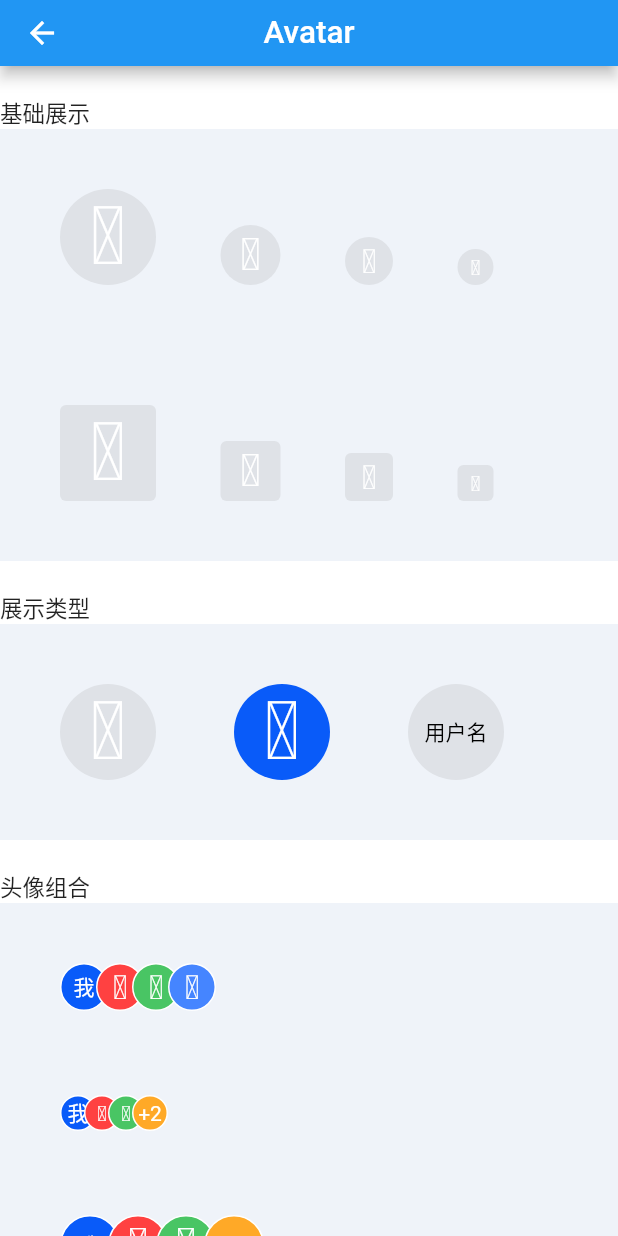
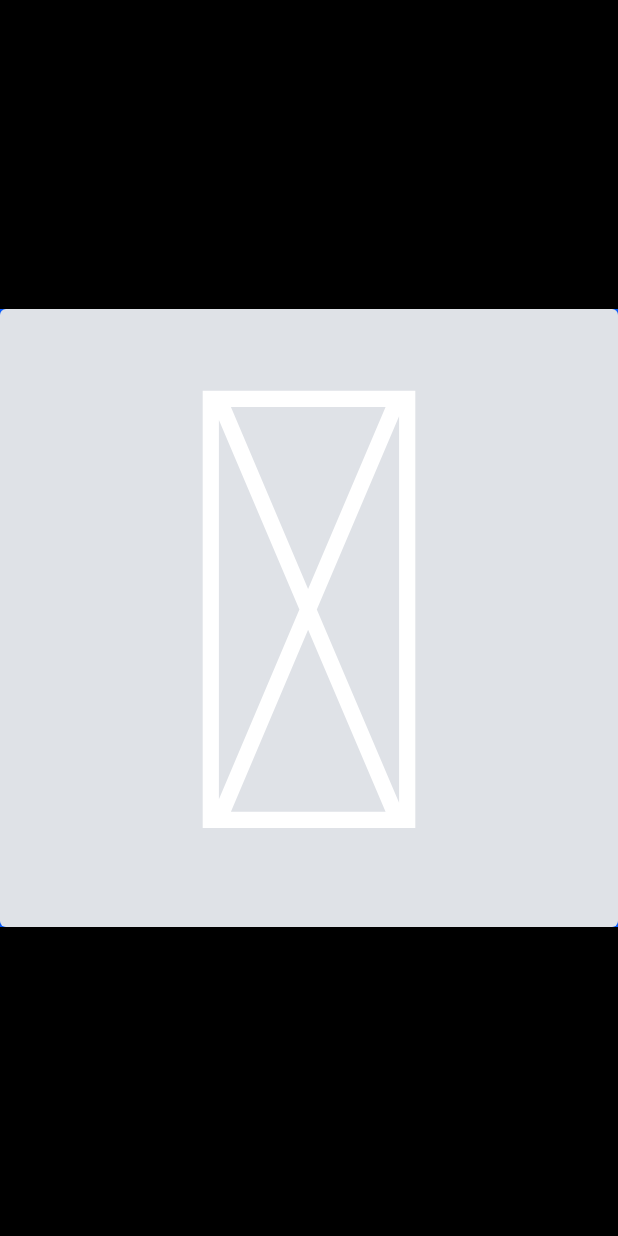
Before and after one commit to marklin2012/saturn, a Flutter app: the WebAvatarPage screen opened directly, after a tap on an icon or button, on a phone screen of 412 x 824 dp. Run offline on Flutter 3.47's test engine with Material 2 defaults, Android fonts, the phone set to English and light mode, and no system bars; our stand-ins replace flutter_easyrefresh, shimmer, video_player; missing offline and left inert: dart:html; Roboto replaces fonts that are missing (PingFang).

Commit message:
fix: avatar 定位、默认点击查看大图

```diff
--- a/example/lib/pages/web_avatar.dart
+++ b/example/lib/pages/web_avatar.dart
@@ -18,7 +18,8 @@ class WebAvatarPage extends StatelessWidget {
       appBar: AppBar(
         title: Text('Avatar'),
       ),
-      body: Column(
+      body: SingleChildScrollView(
+        child: Column(
           crossAxisAlignment: CrossAxisAlignment.start,
           children: [
             SizedBox(height: 20),
@@ -30,7 +31,9 @@ class WebAvatarPage extends StatelessWidget {
             SizedBox(height: 20),
             Text('头像组合'),
             _buildList(),
+            SizedBox(height: 20),
           ],
+        ),
       ),
     );
   }
--- a/lib/web/st_avatar/st_avatar.dart
+++ b/lib/web/st_avatar/st_avatar.dart
@@ -3,6 +3,7 @@ import 'dart:html';
 import 'package:flutter/gestures.dart';
 import 'package:flutter/material.dart';
 import 'package:saturn/saturn.dart';
+import 'package:saturn/web/st_avatar/st_avatar_show.dart';
 
 enum STAvatarSize {
   min,
@@ -101,7 +102,7 @@ class _STAvatarState extends State<STAvatar> {
   final _showMoreKey = GlobalKey(debugLabel: 'showMoreKey');
   late Offset _showMoreOffset;
   late OverlayState? _overlayState;
-  late OverlayEntry? _entry;
+  OverlayEntry? _entry;
 
   @override
   void initState() {
@@ -114,20 +115,6 @@ class _STAvatarState extends State<STAvatar> {
       _isMore = true;
       _length = 4;
     }
-
-    WidgetsBinding.instance!.addPostFrameCallback((timeStamp) {
-      _positonShowMore();
-    });
-  }
-
-  void _positonShowMore() {
-    final _renderObj = _showMoreKey.currentContext?.findRenderObject();
-    if (_renderObj != null && _renderObj is RenderBox) {
-      final _renderBox = _renderObj;
-      _showMoreOffset = _renderBox.localToGlobal(Offset.zero);
-      debugPrint('$_showMoreOffset');
-    }
-    setState(() {});
   }
 
   @override
@@ -166,15 +153,11 @@ class _STAvatarState extends State<STAvatar> {
   Widget _buildRegion(STAvatarData data) {
     return STMouseRegion(
       onHover: (PointerHoverEvent hover) {
-        if (!widget.canHover || _isCom || widget.size != STAvatarSize.max) {
-          return;
-        }
+        if (_isCom) return;
         _hoverNoti.value = true;
       },
       onExit: (PointerExitEvent exit) {
-        if (!widget.canHover || _isCom || widget.size != STAvatarSize.max) {
-          return;
-        }
+        if (_isCom) return;
         _hoverNoti.value = false;
       },
       child: _buildStack(data),
@@ -205,7 +188,6 @@ class _STAvatarState extends State<STAvatar> {
   Widget _buildHover(STAvatarData data) {
     return GestureDetector(
       onTap: () {
-        debugPrint('hover点击回调');
         _tapAction(data);
       },
       child: Container(
@@ -221,10 +203,13 @@ class _STAvatarState extends State<STAvatar> {
         ),
         child: Row(
           mainAxisSize: MainAxisSize.min,
-          children: const [
+          children: [
             _hoverIcon,
-            SizedBox(width: 4.0),
-            _hoverText,
+            if (widget.size == STAvatarSize.max)
+              const Padding(
+                padding: EdgeInsets.only(left: 4.0),
+                child: _hoverText,
+              ),
           ],
         ),
       ),
@@ -292,8 +277,16 @@ class _STAvatarState extends State<STAvatar> {
     STDebounce().start(
       key: 'STAvatarDebounceKey',
       func: () {
-        if (widget.onChanged == null) return;
-        widget.onChanged!(data);
+        if (widget.onChanged == null) {
+          _hide();
+          Navigator.of(context).push(
+            MaterialPageRoute(
+              builder: (cnt) => STAvatarShow(data: data),
+            ),
+          );
+        } else {
+          widget.onChanged!(data);
+        }
       },
       time: 100,
     );
@@ -303,10 +296,19 @@ class _STAvatarState extends State<STAvatar> {
     STDebounce().start(
       key: 'STAvatarDebounceKey',
       func: () {
+        _positonShowMore();
         _realShowMore();
       },
       time: 100,
     );
+  }
+
+  void _positonShowMore() {
+    final _renderObj = _showMoreKey.currentContext?.findRenderObject();
+    if (_renderObj != null && _renderObj is RenderBox) {
+      final _renderBox = _renderObj;
+      _showMoreOffset = _renderBox.localToGlobal(Offset.zero);
+    }
   }
 
   void _realShowMore() {
--- /dev/null
+++ b/lib/web/st_avatar/st_avatar_show.dart
@@ -0,0 +1,84 @@
+import 'package:flutter/material.dart';
+import 'package:saturn/mobile/st_button/common.dart';
+import 'package:saturn/web/st_avatar/st_avatar.dart';
+
+class STAvatarShow extends StatelessWidget {
+  const STAvatarShow({
+    Key? key,
+    required this.data,
+  }) : super(key: key);
+
+  final STAvatarData data;
+
+  @override
+  Widget build(BuildContext context) {
+    return Scaffold(
+      body: Stack(
+        children: [
+          GestureDetector(
+            behavior: HitTestBehavior.opaque,
+            onTap: () {
+              Navigator.of(context).pop();
+            },
+            child: Container(
+              width: MediaQuery.of(context).size.width,
+              height: MediaQuery.of(context).size.height,
+              color: STColor.firRankFont,
+            ),
+          ),
+          Center(
+            child: Container(
+              width: MediaQuery.of(context).size.width,
+              height: MediaQuery.of(context).size.width,
+              color: STColor.firRankBlue,
+              child: _buildImage(context),
+            ),
+          )
+        ],
+      ),
+    );
+  }
+
+  Widget _buildImage(BuildContext context) {
+    return Container(
+      alignment: Alignment.center,
+      decoration: BoxDecoration(
+        color: data.backgroundColor,
+        image: data.image != null
+            ? DecorationImage(
+                image: data.image!,
+                fit: BoxFit.cover,
+              )
+            : null,
+        borderRadius: BorderRadius.circular(
+          data.borderRadius ?? 4.0,
+        ),
+        border: Border.all(
+          color: data.borderColor ?? Colors.transparent,
+        ),
+      ),
+      child: Row(
+        mainAxisSize: MainAxisSize.min,
+        children: [
+          if (data.iconData != null)
+            Center(
+              child: Icon(
+                data.iconData,
+                color: data.color,
+                size: MediaQuery.of(context).size.width - 2,
+              ),
+            ),
+          if (data.content != null)
+            Text(
+              data.content ?? '',
+              style: TextStyle(
+                fontSize: data.fontSize,
+                color: data.color,
+                fontWeight: FontWeight.w400,
+              ),
+            ),
+        ],
+      ),
+    );
+  }
+}
```
Lines whose indentation alone changed are shown as unchanged.
